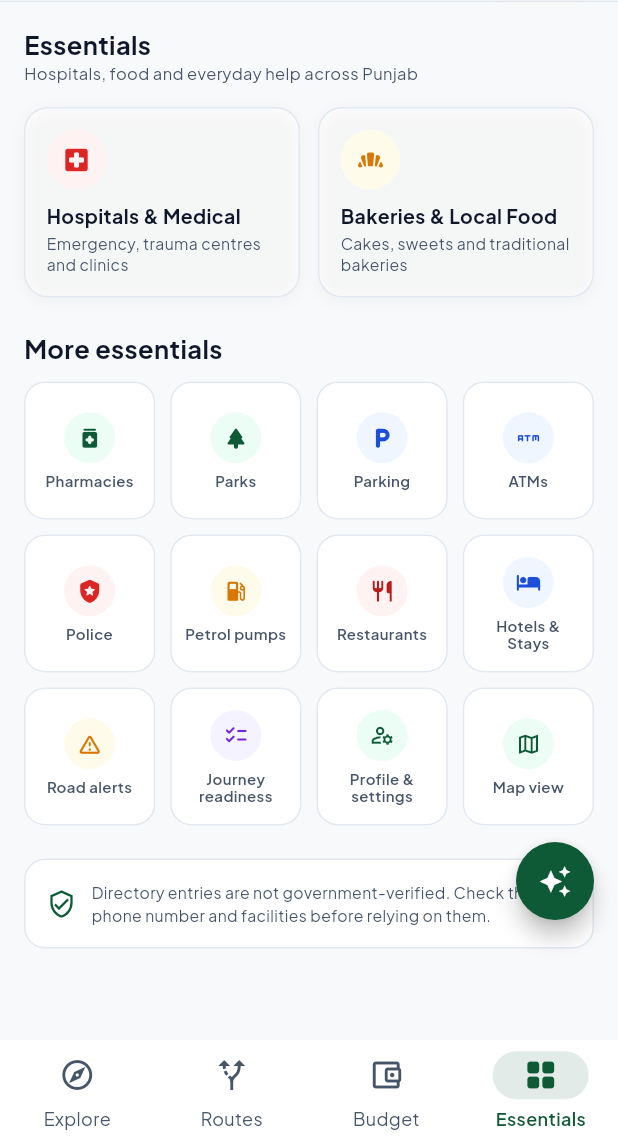
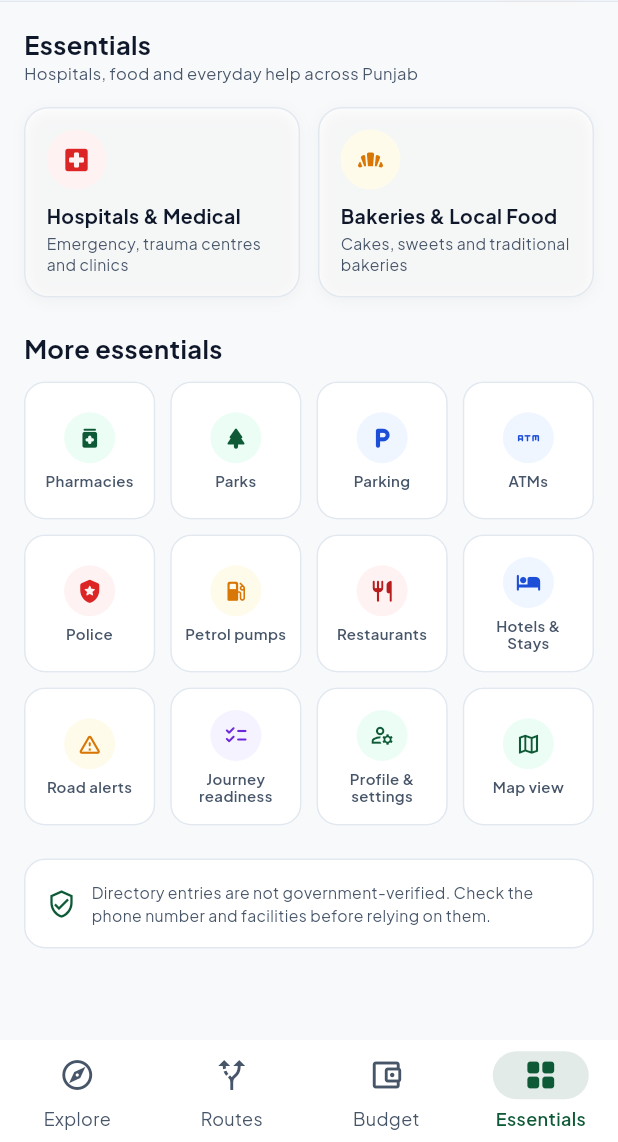
Before and after one commit to Iqrabibi804/smartapp, a Flutter app: the screen it shows after launch, item 4 of the bottom bar chosen, on a phone screen of 412 x 824 dp, the part 94-1236 px from its top. Run offline on Flutter 3.47's test engine with Material 3 defaults, Android fonts, the phone set to English and light mode, and no system bars; our stand-ins replace connectivity_plus, dio, flutter_riverpod, flutter_secure_storage, geolocator, google_maps_flutter and 2 more; accounts and stored records are empty; network calls fail.

Commit message:
fix: keep AI floating button off essentials content

```diff
--- a/mobile/lib/features/home/screens/home_screen.dart
+++ b/mobile/lib/features/home/screens/home_screen.dart
@@ -135,9 +135,9 @@ class _HomeScreenState extends ConsumerState<HomeScreen> {
       backgroundColor: AppTokens.dashboardBg,
       body: SafeArea(child: shell),
       floatingActionButtonLocation: FloatingActionButtonLocation.endFloat,
-      floatingActionButton: Padding(
-        padding: EdgeInsets.only(bottom: _tabIndex == 3 ? 64 : 0),
-        child: SizedBox(
+      floatingActionButton: _tabIndex == 3
+          ? null
+          : SizedBox(
               width: 52,
               height: 52,
               child: FloatingActionButton(
@@ -149,7 +149,7 @@ class _HomeScreenState extends ConsumerState<HomeScreen> {
                 tooltip: isUrdu ? 'اے آئی گائیڈ' : 'AI Travel Concierge',
                 child: const Icon(Icons.auto_awesome, size: 22),
               ),
-      )),
+            ),
       bottomNavigationBar: wide
           ? null
           : NavigationBar(
```
Lines whose indentation alone changed are shown as unchanged.
